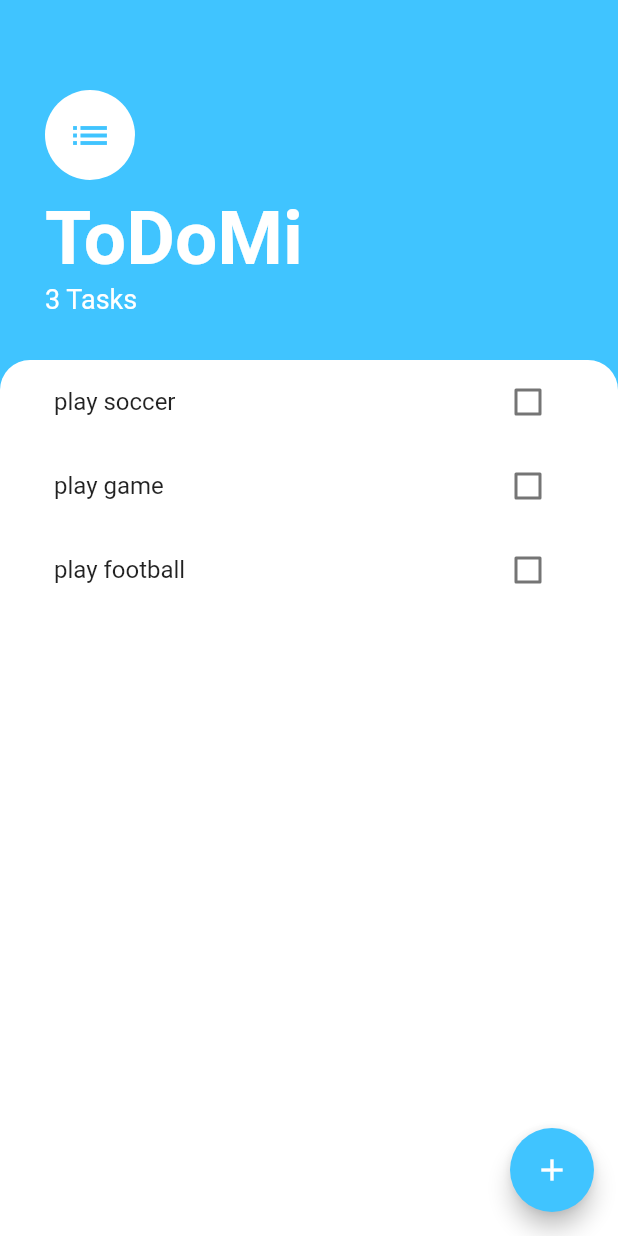
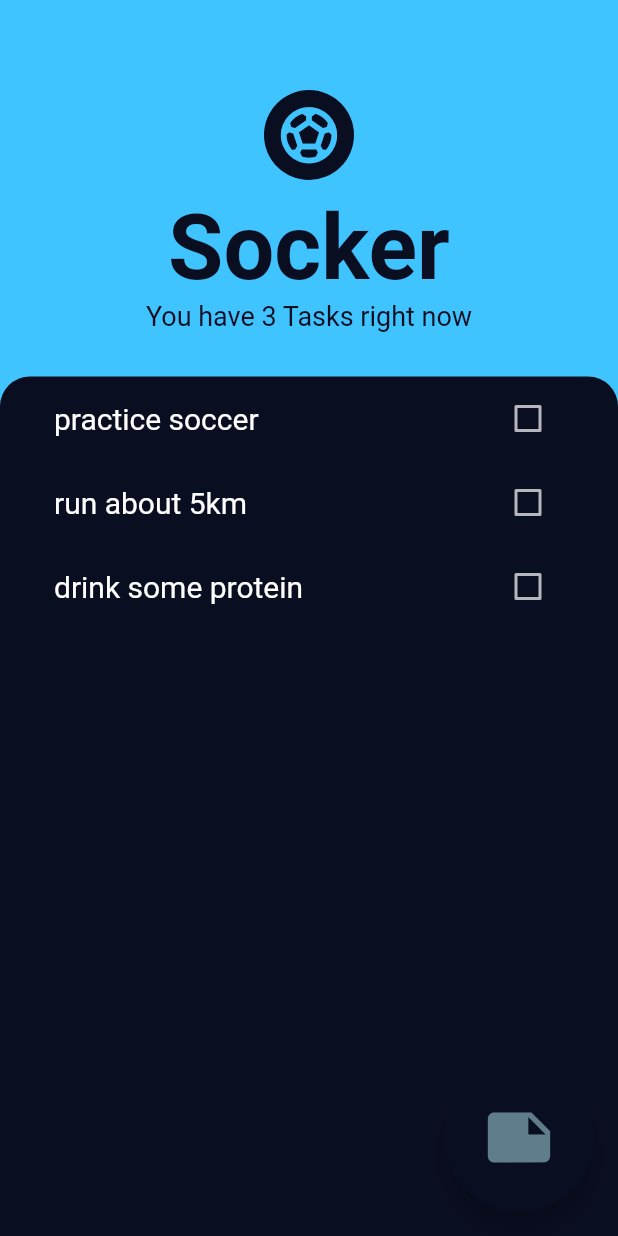
Before and after one commit to Aspabac/Todo_flutter, a Flutter app: the screen it shows after launch, on a phone screen of 412 x 824 dp. Run offline on Flutter 3.47's test engine with Material 2 defaults, Android fonts, the phone set to English and light mode, and no system bars.

Commit message:
refactor UI and its all done

```diff
--- a/lib/main.dart
+++ b/lib/main.dart
@@ -11,6 +11,9 @@ class MyApp extends StatelessWidget {
     return ChangeNotifierProvider(
       create: (context) => TaskData(),
       child: MaterialApp(
+        theme: ThemeData(
+          unselectedWidgetColor: Colors.white70, // <-- my color
+        ),
         home: TasksScreen(),
       ),
     );
--- a/lib/models/task_data.dart
+++ b/lib/models/task_data.dart
@@ -4,9 +4,9 @@ import 'package:todo_flutter/models/task.dart';
 
 class TaskData extends ChangeNotifier {
   List<Task> _tasks = [
-    Task(name: 'play soccer'),
-    Task(name: 'play game'),
-    Task(name: 'play football'),
+    Task(name: 'practice soccer'),
+    Task(name: 'run about 5km'),
+    Task(name: 'drink some protein'),
   ];
 
   int get taskCount {
--- a/lib/screens/tasks_screen.dart
+++ b/lib/screens/tasks_screen.dart
@@ -9,9 +9,16 @@ class TasksScreen extends StatelessWidget {
   Widget build(BuildContext context) {
     return Scaffold(
       backgroundColor: Colors.lightBlueAccent,
-      floatingActionButton: FloatingActionButton(
-        backgroundColor: Colors.lightBlueAccent,
-        child: Icon(Icons.add),
+      floatingActionButton: Container(
+        width: 100.0,
+        height: 100.0,
+        child: FloatingActionButton(
+          foregroundColor: Colors.blueGrey,
+          backgroundColor: Color(0xFF0A0E21),
+          child: Icon(
+            Icons.note,
+            size: 50.0,
+          ),
           onPressed: () {
             showModalBottomSheet(
                 isScrollControlled: true,
@@ -24,39 +31,40 @@ class TasksScreen extends StatelessWidget {
                     }));
           },
         ),
+      ),
       body: Column(
-        crossAxisAlignment: CrossAxisAlignment.start,
+        crossAxisAlignment: CrossAxisAlignment.center,
         children: [
           Container(
             padding: EdgeInsets.only(
                 top: 60.0, left: 30.0, right: 30.0, bottom: 30.0),
             child: Column(
-              crossAxisAlignment: CrossAxisAlignment.start,
+              crossAxisAlignment: CrossAxisAlignment.center,
               children: [
                 CircleAvatar(
                   child: Icon(
-                    Icons.list,
-                    size: 30.0,
+                    Icons.sports_soccer,
+                    size: 45.0,
                     color: Colors.lightBlueAccent,
                   ),
-                  backgroundColor: Colors.white,
+                  backgroundColor: Color(0xFF0A0E21),
                   radius: 30.0,
                 ),
                 SizedBox(
                   height: 10.0,
                 ),
                 Text(
-                  'ToDoMi',
+                  'Socker',
                   style: TextStyle(
-                    color: Colors.white,
-                    fontSize: 50.0,
-                    fontWeight: FontWeight.w700,
+                    color: Color(0xFF0A0E21),
+                    fontSize: 60.0,
+                    fontWeight: FontWeight.bold,
                   ),
                 ),
                 Text(
-                  '${Provider.of<TaskData>(context).taskCount} Tasks',
+                  'You have ${Provider.of<TaskData>(context).taskCount} Tasks right now',
                   style: TextStyle(
-                    color: Colors.white,
+                    color: Color(0xFF0A0E21),
                     fontSize: 18.0,
                   ),
                 ),
@@ -67,7 +75,7 @@ class TasksScreen extends StatelessWidget {
             child: Container(
               padding: EdgeInsets.symmetric(horizontal: 20.0),
               decoration: BoxDecoration(
-                  color: Colors.white,
+                  color: Color(0xFF0A0E21),
                   borderRadius: BorderRadius.only(
                       topLeft: Radius.circular(20.0),
                       topRight: Radius.circular(20.0))),
--- a/lib/widgets/task_tile.dart
+++ b/lib/widgets/task_tile.dart
@@ -19,10 +19,14 @@ class TaskTile extends StatelessWidget {
       title: Text(
         taskTitle,
         style: TextStyle(
+            fontSize: 20.0,
+            fontWeight: FontWeight.w400,
+            color: Colors.white,
             decoration: isChecked ? TextDecoration.lineThrough : null),
       ),
       trailing: Checkbox(
-        activeColor: Colors.lightBlueAccent,
+        checkColor: Color(0xFF0A0E21),
+        activeColor: Colors.white,
         value: isChecked,
         onChanged: checkboxCallback,
       ),
```
Also changed, not shown: lib/screens/add_task_screen.dart (+30 -7 lines). Lines whose indentation alone changed are shown as unchanged.
